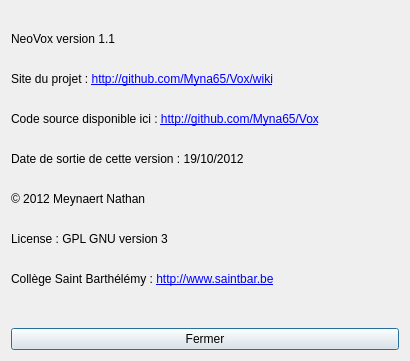
Old version of the form about.ui in the repository Myna65/NeoVox.
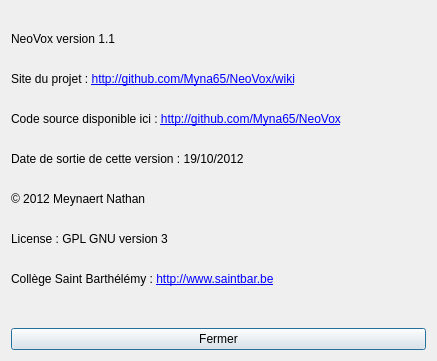
New version of the form.

Commit message: Modification des liens

What changed in the file:
```diff
--- a/about.ui
+++ b/about.ui
@@ -6,7 +6,7 @@
    <rect>
     <x>0</x>
     <y>0</y>
-    <width>410</width>
+    <width>437</width>
     <height>361</height>
    </rect>
   </property>
@@ -17,7 +17,7 @@
    <item>
     <widget class="QLabel" name="label">
      <property name="text">
-      <string>&lt;html&gt;&lt;head/&gt;&lt;body&gt;&lt;p&gt;NeoVox version 1.1&lt;br/&gt;&lt;/p&gt;&lt;p&gt;Site du projet : &lt;a href=&quot;http://github.com/Myna65/Vox/wiki&quot;&gt;&lt;span style=&quot; text-decoration: underline; color:#0000ff;&quot;&gt;http://github.com/Myna65/Vox/wiki&lt;/span&gt;&lt;/a&gt;&lt;br/&gt;&lt;/p&gt;&lt;p&gt;Code source disponible ici : &lt;a href=&quot;http://github.com/Myna65/Vox&quot;&gt;&lt;span style=&quot; text-decoration: underline; color:#0000ff;&quot;&gt;http://github.com/Myna65/Vox&lt;/span&gt;&lt;/a&gt;&lt;br/&gt;&lt;/p&gt;&lt;p&gt;Date de sortie de cette version : 19/10/2012&lt;br/&gt;&lt;/p&gt;&lt;p&gt;© 2012 Meynaert Nathan&lt;br/&gt;&lt;/p&gt;&lt;p&gt;License : GPL GNU version 3&lt;br/&gt;&lt;/p&gt;&lt;p&gt;Collège Saint Barthélémy : &lt;a href=&quot;http://www.saintbar.be&quot;&gt;&lt;span style=&quot; text-decoration: underline; color:#0000ff;&quot;&gt;http://www.saintbar.be&lt;/span&gt;&lt;/a&gt;&lt;br/&gt;&lt;/p&gt;&lt;/body&gt;&lt;/html&gt;</string>
+      <string>&lt;html&gt;&lt;head/&gt;&lt;body&gt;&lt;p&gt;NeoVox version 1.1&lt;br/&gt;&lt;/p&gt;&lt;p&gt;Site du projet : &lt;a href=&quot;http://github.com/Myna65/Vox/wiki&quot;&gt;&lt;span style=&quot; text-decoration: underline; color:#0000ff;&quot;&gt;http://github.com/Myna65/NeoVox/wiki&lt;/span&gt;&lt;/a&gt;&lt;br/&gt;&lt;/p&gt;&lt;p&gt;Code source disponible ici : &lt;a href=&quot;http://github.com/Myna65/Vox&quot;&gt;&lt;span style=&quot; text-decoration: underline; color:#0000ff;&quot;&gt;http://github.com/Myna65/NeoVox&lt;/span&gt;&lt;/a&gt;&lt;br/&gt;&lt;/p&gt;&lt;p&gt;Date de sortie de cette version : 19/10/2012&lt;br/&gt;&lt;/p&gt;&lt;p&gt;© 2012 Meynaert Nathan&lt;br/&gt;&lt;/p&gt;&lt;p&gt;License : GPL GNU version 3&lt;br/&gt;&lt;/p&gt;&lt;p&gt;Collège Saint Barthélémy : &lt;a href=&quot;http://www.saintbar.be&quot;&gt;&lt;span style=&quot; text-decoration: underline; color:#0000ff;&quot;&gt;http://www.saintbar.be&lt;/span&gt;&lt;/a&gt;&lt;br/&gt;&lt;/p&gt;&lt;/body&gt;&lt;/html&gt;</string>
      </property>
     </widget>
    </item>
```
